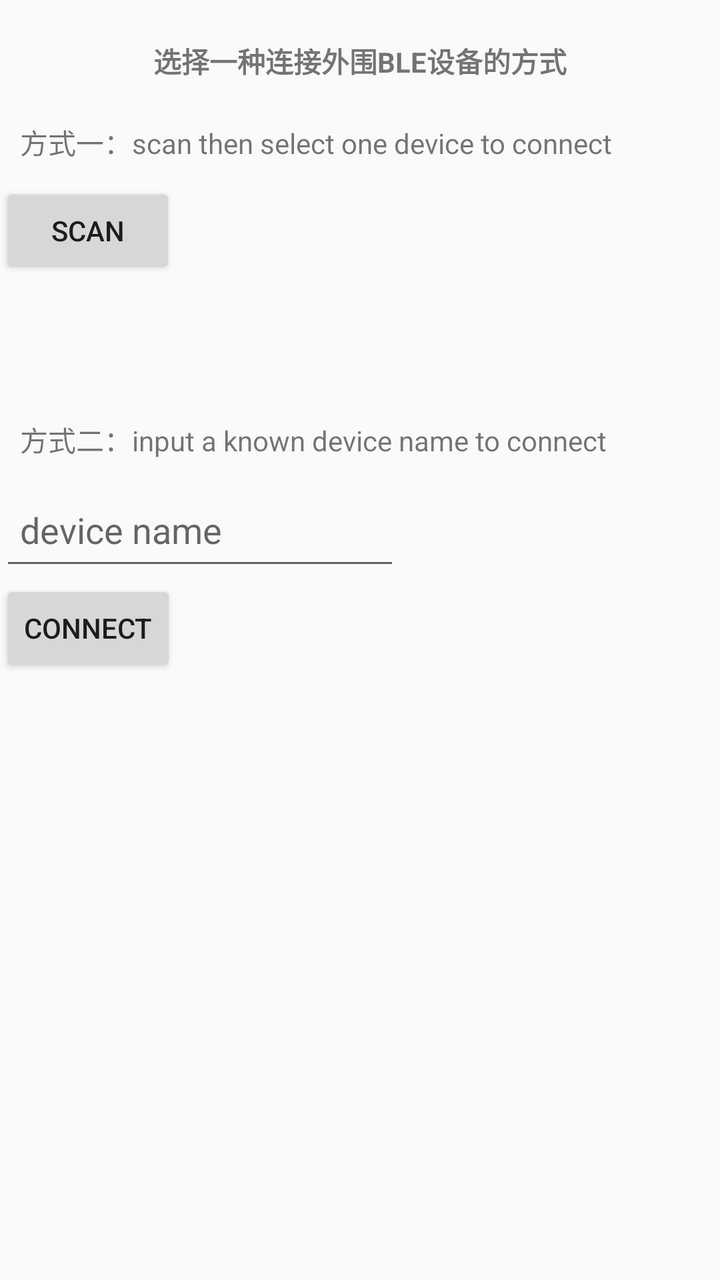
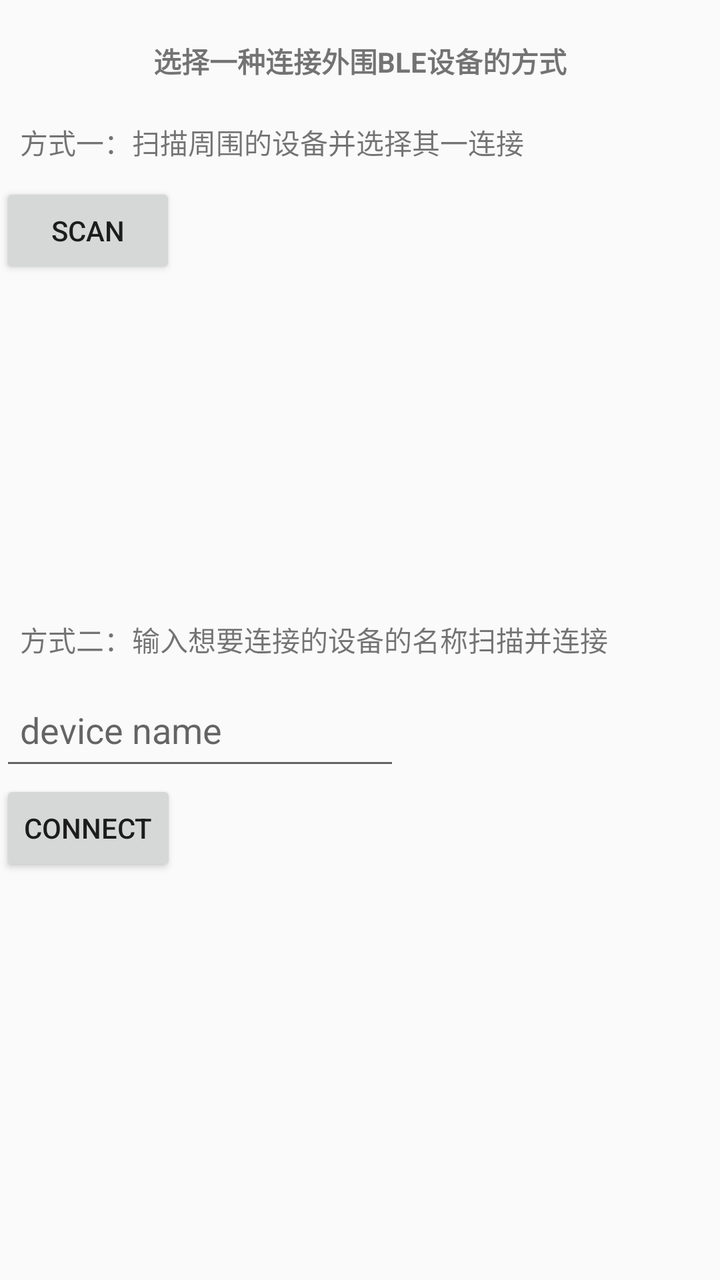

Two renders of the same Android screen: before a commit and after it. Below are the layout's source before the change and the commit's diff.
<!-- AndroidManifest.xml: application theme AppTheme -->
<!-- res/layout/layout_item_connect.xml -->
<?xml version="1.0" encoding="utf-8"?>
<LinearLayout xmlns:android="http://schemas.android.com/apk/res/android"
    android:id="@+id/layout_item_connect"
    android:layout_width="match_parent"
    android:layout_height="match_parent"
    android:orientation="vertical">

    <TextView
        android:layout_width="wrap_content"
        android:layout_height="wrap_content"
        android:layout_gravity="center_horizontal"
        android:layout_marginTop="20dp"
        android:text="选择一种连接外围BLE设备的方式"
        android:textStyle="bold" />

    <TextView
        android:layout_width="wrap_content"
        android:layout_height="wrap_content"
        android:layout_marginTop="10dp"
        android:padding="10dp"
        android:text="方式一：scan then select one device to connect" />

    <Button
        android:id="@+id/btn_scan"
        android:layout_width="wrap_content"
        android:layout_height="wrap_content"
        android:padding="10dp"
        android:text="scan" />

    <LinearLayout
        android:id="@+id/layout_device_list"
        android:layout_width="match_parent"
        android:layout_height="wrap_content"
        android:orientation="vertical" />

    <TextView
        android:layout_width="wrap_content"
        android:layout_height="wrap_content"
        android:layout_marginTop="60dp"
        android:focusable="true"
        android:focusableInTouchMode="true"
        android:padding="10dp"
        android:text="方式二：input a known device name to connect" />

    <EditText
        android:id="@+id/et_device_name"
        android:layout_width="200dp"
        android:layout_height="50dp"
        android:hint="device name"
        android:padding="10dp" />

    <Button
        android:id="@+id/btn_connect"
        android:layout_width="wrap_content"
        android:layout_height="wrap_content"
        android:text="connect" />


</LinearLayout>
<!-- resources referenced by this layout -->
<resources>
  <style name="AppTheme" parent="Theme.AppCompat.Light.NoActionBar">
          <item name="colorPrimary">@color/colorPrimary</item>
          <item name="colorPrimaryDark">@color/colorPrimaryDark</item>
          <item name="colorAccent">@color/colorAccent</item>
      </style>
  <color name="colorPrimary">#3F51B5</color>
  <color name="colorPrimaryDark">#303F9F</color>
  <color name="colorAccent">#FF4081</color>
</resources>

<!-- the commit's change to res/layout/layout_item_connect.xml (unified diff, before → after) -->
@@ -18,7 +18,7 @@
         android:layout_height="wrap_content"
         android:layout_marginTop="10dp"
         android:padding="10dp"
-        android:text="方式一：scan then select one device to connect" />
+        android:text="方式一：扫描周围的设备并选择其一连接" />
 
     <Button
         android:id="@+id/btn_scan"
@@ -36,11 +36,11 @@
     <TextView
         android:layout_width="wrap_content"
         android:layout_height="wrap_content"
-        android:layout_marginTop="60dp"
+        android:layout_marginTop="160dp"
         android:focusable="true"
         android:focusableInTouchMode="true"
         android:padding="10dp"
-        android:text="方式二：input a known device name to connect" />
+        android:text="方式二：输入想要连接的设备的名称扫描并连接" />
 
     <EditText
         android:id="@+id/et_device_name"
